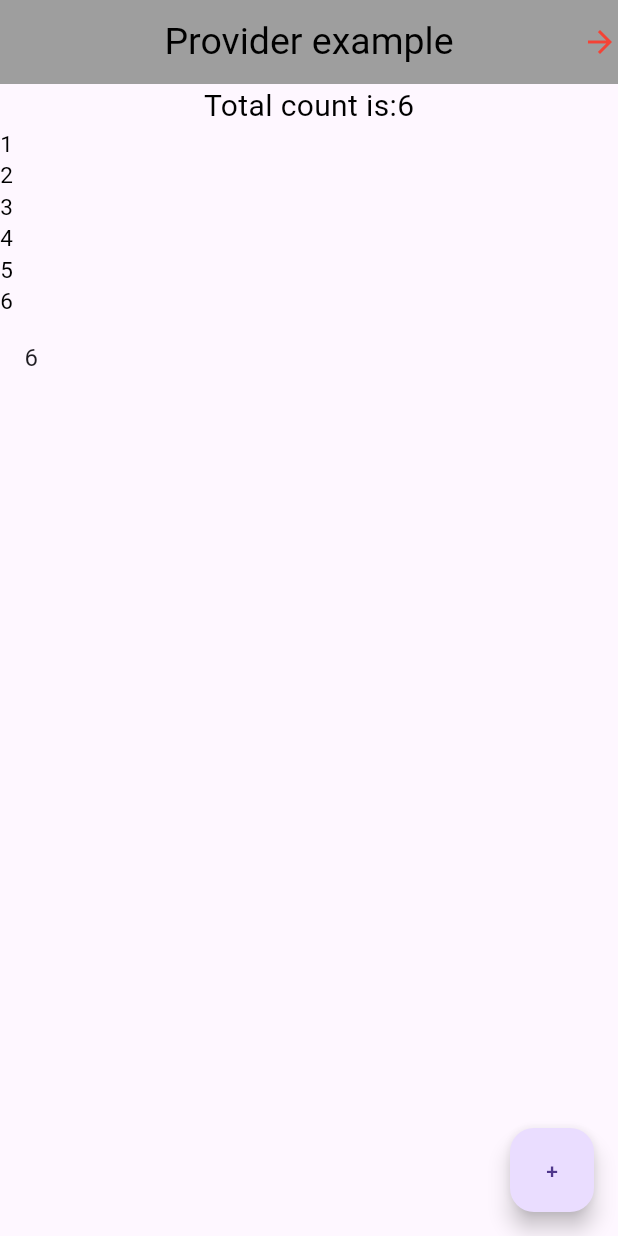
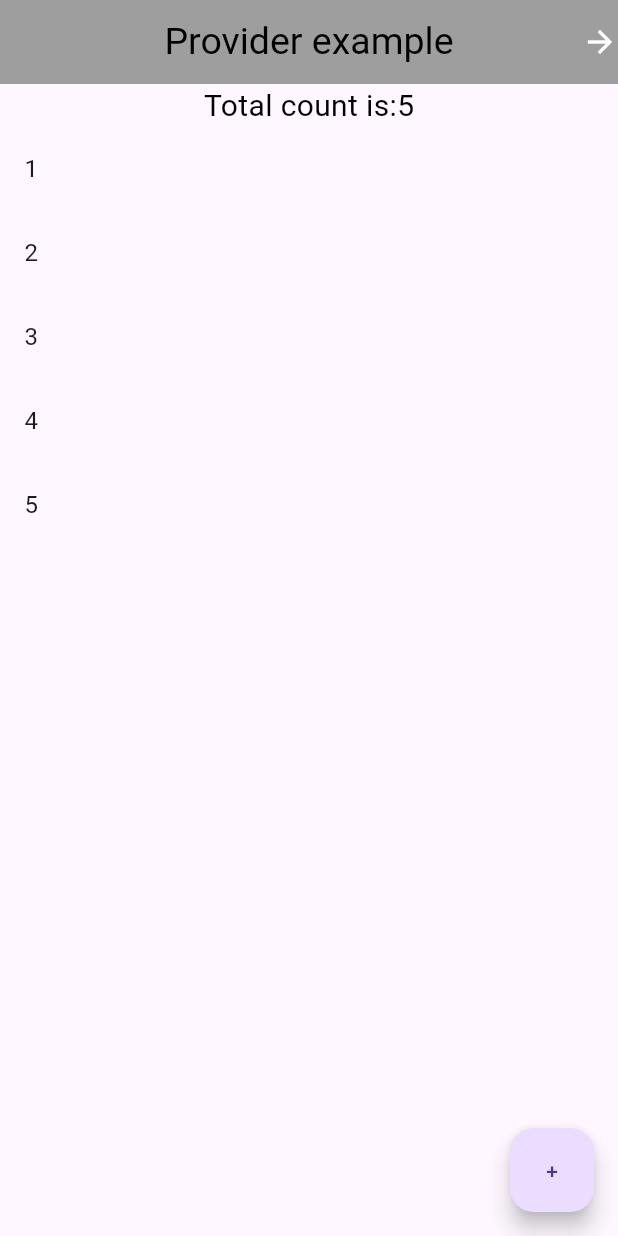
Before and after one commit to Darwynkjoy/provider_exam, a Flutter app: the screen it shows after launch, on a phone screen of 412 x 824 dp. Run offline on Flutter 3.47's test engine with Material 3 defaults, Android fonts, the light colour scheme and no system bars.

Commit message:
daily push

```diff
--- /dev/null
+++ b/devtools_options.yaml
@@ -0,0 +1,3 @@
+description: This file stores settings for Dart & Flutter DevTools.
+documentation: https://docs.flutter.dev/tools/devtools/extensions#configure-extension-enablement-states
+extensions:
--- a/lib/firstscreen.dart
+++ b/lib/firstscreen.dart
@@ -22,27 +22,22 @@ class _firstscreenState extends State<Firstscreen>{
             onTap: (){
               Navigator.push((context), MaterialPageRoute(builder: (context)=>Secondscreen()));
             },
-            child: Icon(Icons.arrow_forward,color: Colors.red,))
+            child: Icon(Icons.arrow_forward,color: const Color.fromARGB(255, 255, 255, 255),))
         ],
       ),
       body: Column(
         crossAxisAlignment: CrossAxisAlignment.start,
         children: [
-          Center(child: Text("Total count is:${button.count}",style: TextStyle(fontSize: 20,color: Colors.black),)),
-           Text("1",style: TextStyle(fontSize: 15,color: Colors.black),),
-           Text("2",style: TextStyle(fontSize: 15,color: Colors.black),),
-           Text("3",style: TextStyle(fontSize: 15,color: Colors.black),),
-           Text("4",style: TextStyle(fontSize: 15,color: Colors.black),),
-           Text("5",style: TextStyle(fontSize: 15,color: Colors.black),),
-           Text("${button.count}",style: TextStyle(fontSize: 15,color: Colors.black),),
+          Center(child: Text("Total count is:${button.numbers.length}",style: TextStyle(fontSize: 20,color: Colors.black),)),
+           //Text("${button.count}",style: TextStyle(fontSize: 15,color: Colors.black),),
            Expanded(
              child: ListView.builder(
               itemBuilder: (context,index){
               return ListTile(
-                title: Text("${button.count}"),
+                title: Text("${button.numbers[index].toString()}"),
               );
              },
-             itemCount: button.count-5),
+             itemCount: button.numbers.length),
            )
 
           ],
--- a/lib/provider.dart
+++ b/lib/provider.dart
@@ -1,16 +1,10 @@
 import 'package:flutter/material.dart';
 
 class providerexample extends ChangeNotifier{
-  int _count=6;
-  int get count=>_count;
+List <int> numbers=[1,2,3,4,5];
 
   void increment(){
-    _count++;
-    notifyListeners();
-  }
-  void printable(){
-    int ans=_count;
-    print("$ans");
+    numbers.add(numbers.last+1);
     notifyListeners();
   }
 }
--- a/lib/secondscreen.dart
+++ b/lib/secondscreen.dart
@@ -19,7 +19,7 @@ class _secondscreenState extends State<Secondscreen>{
       ),
       body: Column(
         children: [
-          Center(child: Text("Total count is:${button.count}",style: TextStyle(fontSize: 20,color: Colors.black),)),
+          Center(child: Text("Total count is:${button.numbers.length}",style: TextStyle(fontSize: 20,color: Colors.black),)),
         ],
       ),
     );
```
